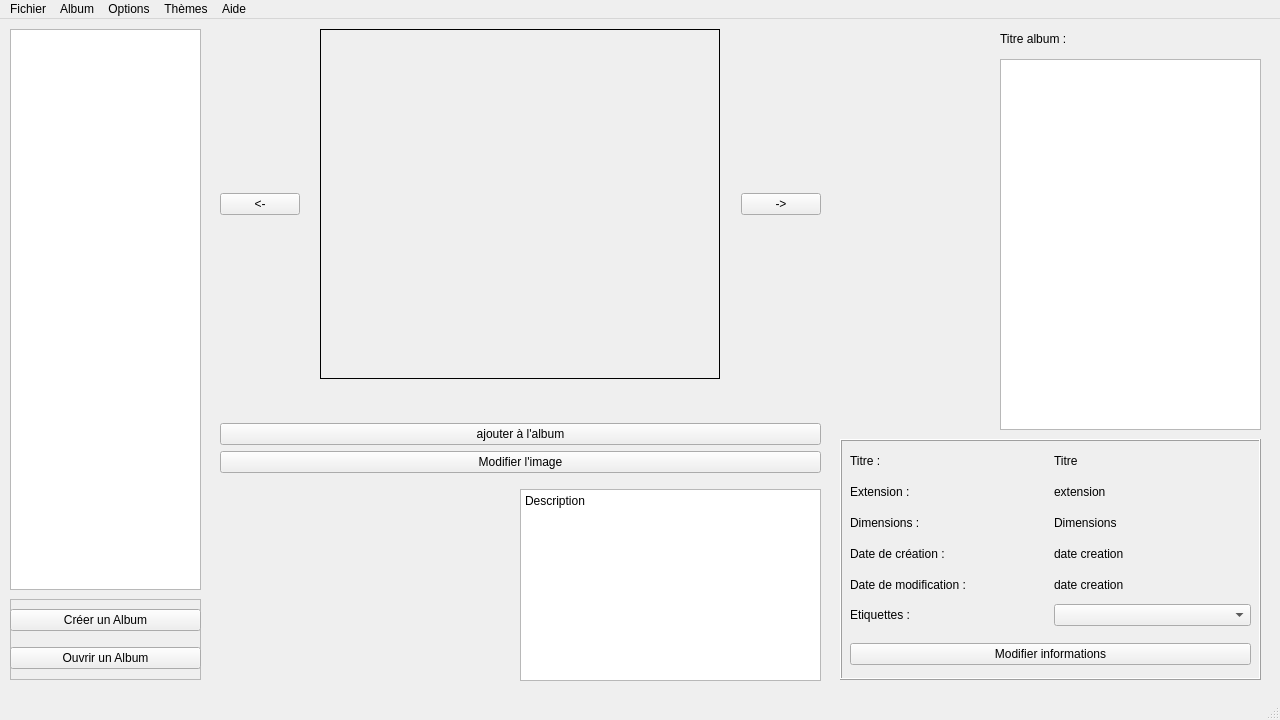
Old version of the form projet/mainwindow.ui in the repository BlackFox3000/M1-IHM-Project.
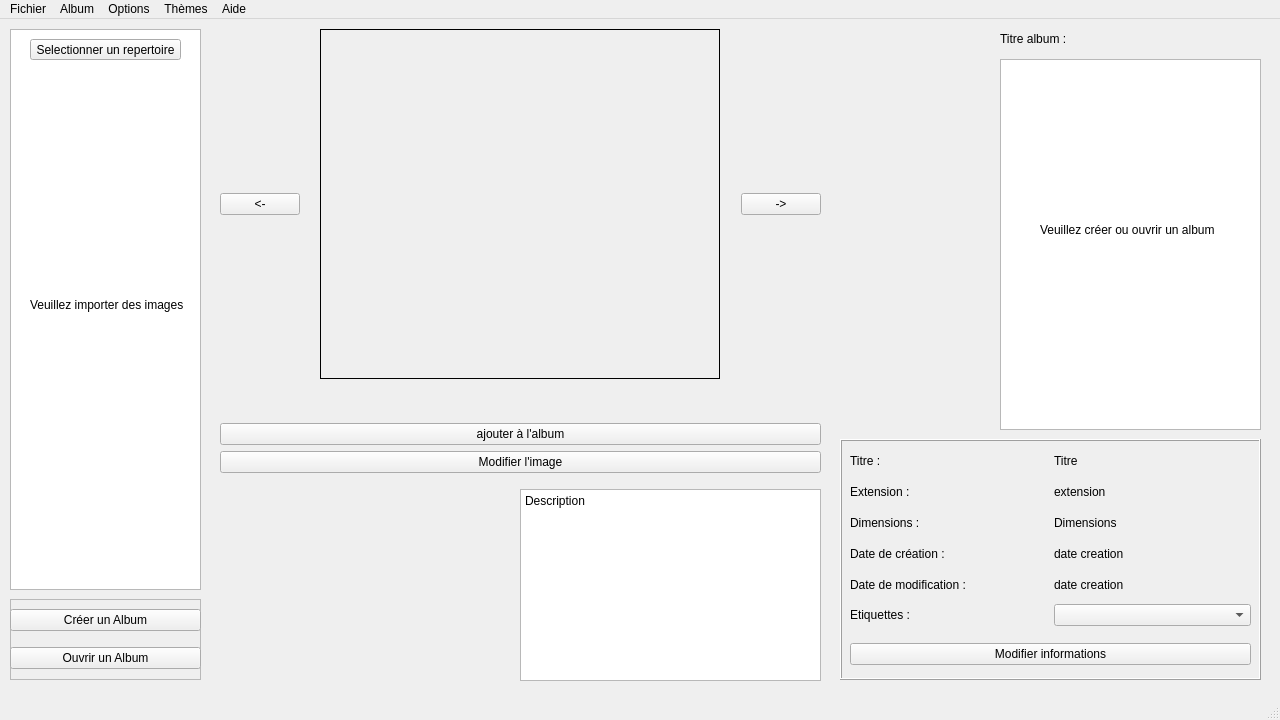
New version of the form.

Commit message: ajout label arbre vide et boutton de rechercher

The edit to the form file:
```diff
--- a/projet/mainwindow.ui
+++ b/projet/mainwindow.ui
@@ -406,6 +406,45 @@
 &lt;p style=&quot; margin-top:0px; margin-bottom:0px; margin-left:0px; margin-right:0px; -qt-block-indent:0; text-indent:0px;&quot;&gt;Description&lt;/p&gt;&lt;/body&gt;&lt;/html&gt;</string>
     </property>
    </widget>
+   <widget class="QLabel" name="labelTreeView">
+    <property name="geometry">
+     <rect>
+      <x>30</x>
+      <y>220</y>
+      <width>161</width>
+      <height>131</height>
+     </rect>
+    </property>
+    <property name="text">
+     <string>Veuillez importer des images</string>
+    </property>
+   </widget>
+   <widget class="QLabel" name="labelGalerie">
+    <property name="geometry">
+     <rect>
+      <x>1040</x>
+      <y>170</y>
+      <width>181</width>
+      <height>81</height>
+     </rect>
+    </property>
+    <property name="text">
+     <string>Veuillez créer ou ouvrir un album</string>
+    </property>
+   </widget>
+   <widget class="QPushButton" name="buttonAddFile">
+    <property name="geometry">
+     <rect>
+      <x>30</x>
+      <y>20</y>
+      <width>151</width>
+      <height>21</height>
+     </rect>
+    </property>
+    <property name="text">
+     <string>Selectionner un repertoire</string>
+    </property>
+   </widget>
   </widget>
   <widget class="QMenuBar" name="menubar">
    <property name="geometry">
```
Left out of the diff: 4 changed lines with no effect on the pictures. The commit also changes 2 other files.
